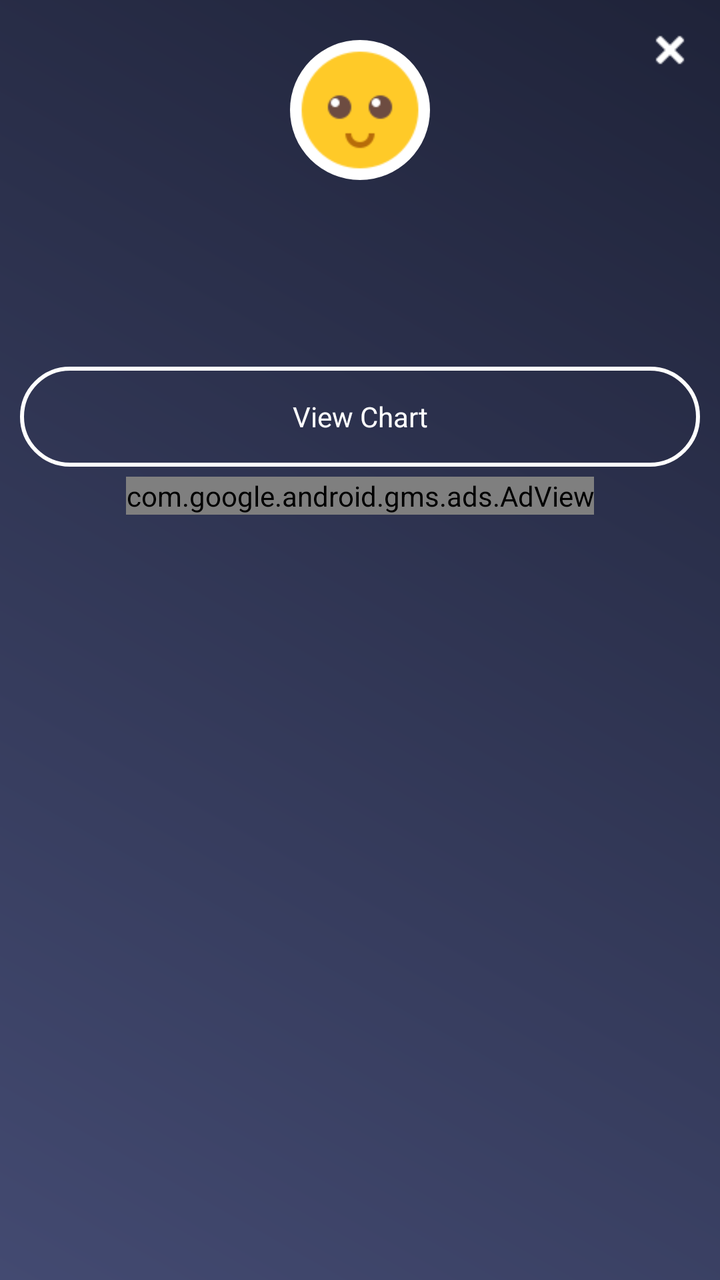
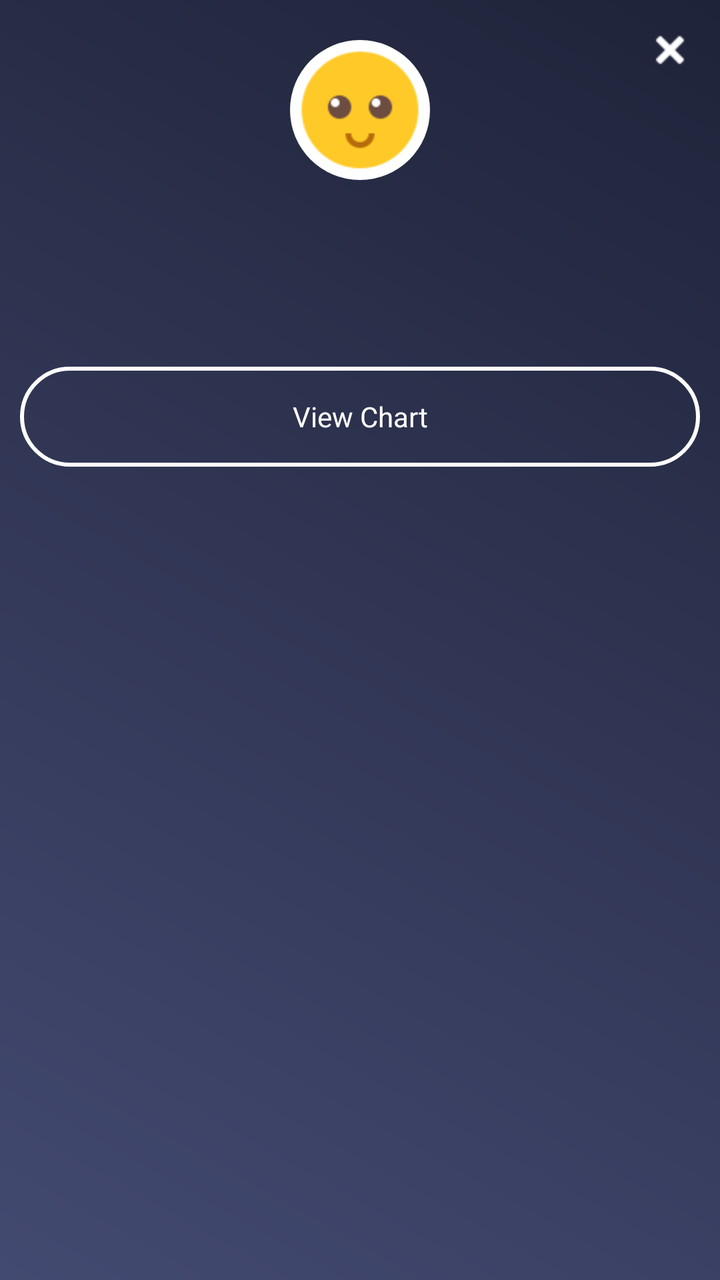

The first picture is an Android layout as it rendered before a commit; the second is the same layout after the commit. The layout source and the unified diff follow.
<!-- AndroidManifest.xml: application theme AppTheme -->
<!-- res/layout/popup_bloodpressure.xml -->
<?xml version="1.0" encoding="utf-8"?>
<RelativeLayout xmlns:android="http://schemas.android.com/apk/res/android"
    xmlns:aapt="http://schemas.android.com/aapt"
    xmlns:app="http://schemas.android.com/apk/res-auto"
    android:layout_width="280dp"
    android:layout_height="wrap_content"
    android:background="@drawable/a1_grad"
    android:orientation="vertical">

    <ImageView
        android:id="@+id/iv_close"
        android:layout_width="40dp"
        android:layout_height="40dp"
        android:layout_alignParentRight="true"
        android:layout_margin="5dp"
        android:padding="10dp"
        android:src="@drawable/ic_close" />

    <ImageView
        android:id="@+id/iv_imoji"
        android:layout_width="70dp"
        android:layout_height="70dp"
        android:layout_centerHorizontal="true"
        android:layout_marginTop="20dp"
        android:background="@drawable/rounded_corner_imoji"
        android:src="@drawable/imoji_default" />

    <TextView
        android:id="@+id/tv_systolic_ans"
        android:layout_width="match_parent"
        android:layout_height="wrap_content"
        android:layout_below="@+id/iv_imoji"
        android:layout_margin="10dp"
        android:gravity="center"
        android:padding="5dp"
        android:textColor="@color/white"
        android:textSize="@dimen/textsize_16" />

    <TextView
        android:id="@+id/tv_diastolic_ans"
        android:layout_width="match_parent"
        android:layout_height="wrap_content"
        android:layout_below="@+id/tv_systolic_ans"
        android:layout_marginLeft="10dp"
        android:layout_marginRight="10dp"
        android:layout_marginBottom="10dp"
        android:gravity="center"
        android:padding="5dp"
        android:textColor="@color/white"
        android:textSize="@dimen/textsize_16" />

    <TextView
        android:id="@+id/tv_bloodpressure_chart"
        android:layout_width="match_parent"
        android:layout_height="50dp"
        android:layout_below="@+id/tv_diastolic_ans"
        android:layout_marginLeft="10dp"
        android:layout_marginRight="10dp"
        android:layout_marginBottom="5dp"
        android:background="@drawable/rounded_corner_button"
        android:gravity="center"
        android:padding="5dp"
        android:text="@string/View_Chart"
        android:textColor="@color/white" />

    <include
        android:id="@+id/ad_layout"
        layout="@layout/native_ad_popup"
        android:layout_width="match_parent"
        android:layout_height="wrap_content"
        android:layout_below="@+id/tv_bloodpressure_chart"
        android:layout_gravity="top|bottom|left|right|center_vertical|fill_vertical|center_horizontal|fill_horizontal|center|fill|start|end" />
</RelativeLayout>
<!-- res/layout/native_ad_popup.xml (included above) -->
<?xml version="1.0" encoding="utf-8"?>
<LinearLayout xmlns:android="http://schemas.android.com/apk/res/android"
    xmlns:aapt="http://schemas.android.com/aapt"
    xmlns:app="http://schemas.android.com/apk/res-auto"
    android:layout_width="match_parent"
    android:layout_height="match_parent"
    android:orientation="vertical">

    <com.google.android.gms.ads.AdView
        android:id="@+id/adView"
        android:layout_width="wrap_content"
        android:layout_height="wrap_content"
        android:layout_above="@+id/ll_footer_menu"
        android:layout_gravity="center"
        app:adSize="280x50"
        app:adUnitId="@string/banner_ad_two" />
</LinearLayout>
<!-- resources referenced by this layout -->
<resources>
  <color name="white">#ffffff</color>
  <dimen name="textsize_16">16sp</dimen>
  <!-- drawable a1_grad (drawable) -->
  <?xml version="1.0" encoding="utf-8"?>
  <shape xmlns:android="http://schemas.android.com/apk/res/android">
      <gradient
          android:angle="225"
          android:endColor="#434A71"
          android:startColor="#1F2339" />
  
  
  </shape>
  <!-- drawable ic_close: png bitmap (drawable, 258 bytes) -->
  <!-- drawable imoji_default: png bitmap (drawable, 2394 bytes) -->
  <!-- drawable rounded_corner_button (drawable) -->
  <?xml version="1.0" encoding="utf-8"?>
  <shape xmlns:android="http://schemas.android.com/apk/res/android" xmlns:app="http://schemas.android.com/apk/res-auto" android:shape="rectangle">
      <solid android:color="@color/transperent"/>
      <stroke android:width="2dp" android:color="@color/white"/>
      <padding android:left="4dp" android:top="4dp" android:right="4dp" android:bottom="4dp"/>
      <corners android:radius="25dp"/>
  </shape>
  <!-- drawable rounded_corner_imoji (drawable) -->
  <?xml version="1.0" encoding="utf-8"?>
  <shape xmlns:android="http://schemas.android.com/apk/res/android"
      xmlns:aapt="http://schemas.android.com/aapt"
      xmlns:app="http://schemas.android.com/apk/res-auto"
      android:shape="rectangle">
      <solid android:color="#ffffff" />
      <stroke
          android:width="0dp"
          android:color="#06000d" />
      <padding
          android:bottom="0dp"
          android:left="0dp"
          android:right="0dp"
          android:top="0dp" />
      <corners android:radius="35dp" />
  </shape>
  <string name="View_Chart">View Chart</string>
  <string name="banner_ad_two">ca-app-pub-2957577039807154/5214904011</string>
  <style name="AppTheme" parent="Theme.AppCompat.Light.DarkActionBar">
          
          <item name="colorPrimary">@color/colorPrimary</item>
          <item name="colorPrimaryDark">@color/colorPrimaryDark</item>
          <item name="colorAccent">@color/colorAccent</item>
      </style>
  <color name="transperent">#00ffffff</color>
  <color name="colorPrimary">#434A71</color>
  <color name="colorPrimaryDark">#1F2339</color>
  <color name="colorAccent">#1F2339</color>
</resources>

<!-- the commit's change to res/layout/popup_bloodpressure.xml (unified diff, before → after) -->
@@ -63,29 +63,13 @@
         android:text="@string/View_Chart"
         android:textColor="@color/white" />
 
-    <include
-        android:id="@+id/ad_layout"
-        layout="@layout/native_ad_popup"
+    
+
+    <LinearLayout
+        android:id="@+id/normal_ad_include"
         android:layout_width="match_parent"
         android:layout_height="wrap_content"
-        android:layout_below="@+id/tv_bloodpressure_chart"
-        android:layout_gravity="top|bottom|left|right|center_vertical|fill_vertical|center_horizontal|fill_horizontal|center|fill|start|end" />
+        android:orientation="vertical"
+        android:gravity="center"
+        android:layout_below="@+id/tv_bloodpressure_chart" />
 </RelativeLayout>
-<!-- res/layout/native_ad_popup.xml (included above) -->
-<?xml version="1.0" encoding="utf-8"?>
-<LinearLayout xmlns:android="http://schemas.android.com/apk/res/android"
-    xmlns:aapt="http://schemas.android.com/aapt"
-    xmlns:app="http://schemas.android.com/apk/res-auto"
-    android:layout_width="match_parent"
-    android:layout_height="match_parent"
-    android:orientation="vertical">
-
-    <com.google.android.gms.ads.AdView
-        android:id="@+id/adView"
-        android:layout_width="wrap_content"
-        android:layout_height="wrap_content"
-        android:layout_above="@+id/ll_footer_menu"
-        android:layout_gravity="center"
-        app:adSize="280x50"
-        app:adUnitId="@string/banner_ad_two" />
-</LinearLayout>
<!-- resource entries referenced after the edit -->
@@ -40,7 +40,6 @@
       <corners android:radius="35dp" />
   </shape>
   <string name="View_Chart">View Chart</string>
-  <string name="banner_ad_two">ca-app-pub-2957577039807154/5214904011</string>
   <style name="AppTheme" parent="Theme.AppCompat.Light.DarkActionBar">
           
           <item name="colorPrimary">@color/colorPrimary</item>
